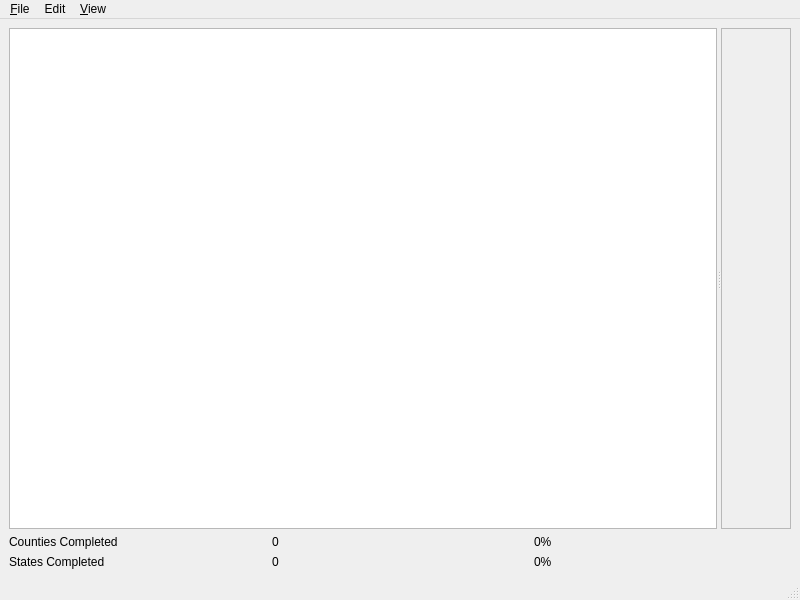
First picture: the form in src/mainwindow.ui, repository xyshal/counties, before the edit.
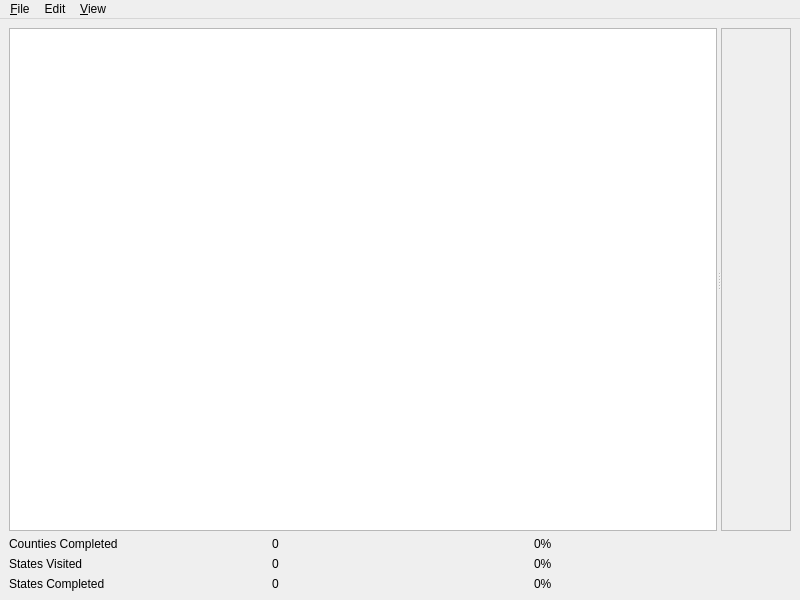
Second picture: the form after the edit. Custom widgets are drawn as their Qt base class.

Commit message:
Added the number of states visited at all to the statistics.
This ought to fully resolve issue 1.

Diff of the .ui file:
```diff
--- a/src/mainwindow.ui
+++ b/src/mainwindow.ui
@@ -31,7 +31,7 @@
           <x>0</x>
           <y>0</y>
           <width>68</width>
-          <height>494</height>
+          <height>495</height>
          </rect>
         </property>
        </widget>
@@ -46,13 +46,6 @@
       <property name="spacing">
        <number>6</number>
       </property>
-      <item row="1" column="1">
-       <widget class="QLabel" name="countiesCompleted">
-        <property name="text">
-         <string>0</string>
-        </property>
-       </widget>
-      </item>
       <item row="1" column="2">
        <widget class="QLabel" name="countiesCompletedPercent">
         <property name="text">
@@ -67,22 +60,50 @@
         </property>
        </widget>
       </item>
-      <item row="2" column="0">
+      <item row="3" column="2">
+       <widget class="QLabel" name="statesCompletedPercent">
+        <property name="text">
+         <string>0%</string>
+        </property>
+       </widget>
+      </item>
+      <item row="3" column="1">
+       <widget class="QLabel" name="statesCompleted">
+        <property name="text">
+         <string>0</string>
+        </property>
+       </widget>
+      </item>
+      <item row="1" column="1">
+       <widget class="QLabel" name="countiesCompleted">
+        <property name="text">
+         <string>0</string>
+        </property>
+       </widget>
+      </item>
+      <item row="3" column="0">
        <widget class="QLabel" name="statesCompletedLabel">
         <property name="text">
          <string>States Completed</string>
         </property>
        </widget>
       </item>
+      <item row="2" column="0">
+       <widget class="QLabel" name="statesVisitedLabel">
+        <property name="text">
+         <string>States Visited</string>
+        </property>
+       </widget>
+      </item>
       <item row="2" column="1">
-       <widget class="QLabel" name="statesCompleted">
+       <widget class="QLabel" name="statesVisited">
         <property name="text">
          <string>0</string>
         </property>
        </widget>
       </item>
       <item row="2" column="2">
-       <widget class="QLabel" name="statesCompletedPercent">
+       <widget class="QLabel" name="statesVisitedPercent">
         <property name="text">
          <string>0%</string>
         </property>
@@ -128,7 +149,6 @@
    <addaction name="menuEdit"/>
    <addaction name="menuView"/>
   </widget>
-  <widget class="QStatusBar" name="statusbar"/>
   <action name="actionImport_CSV">
    <property name="text">
     <string>&amp;Import CSV</string>
```
The commit also changes 4 other files.
